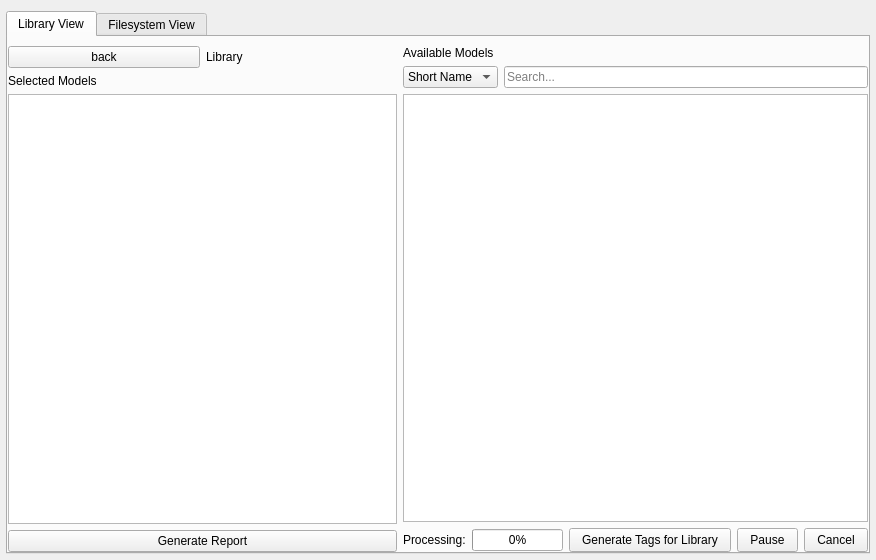
JaesunPk/cadventory, file src/librarywindow.ui: the form before one commit.
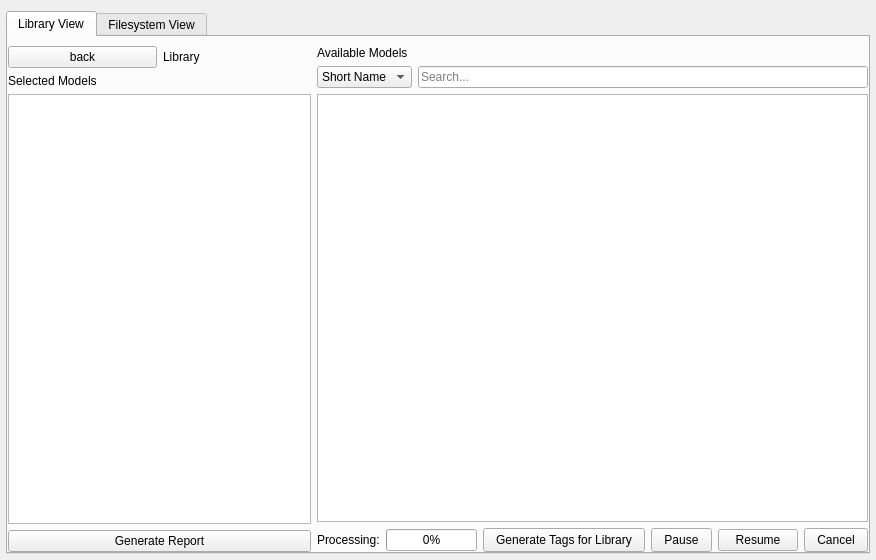
The form after the commit.

Commit message: added resume button that shows when the user presses pause

Patch:
```diff
--- a/src/librarywindow.ui
+++ b/src/librarywindow.ui
@@ -251,6 +251,13 @@
                 </property>
               </widget>
             </item>
+            <item>
+              <widget class="QPushButton" name="resumeButton">
+                <property name="text">
+                  <string>Resume</string>
+                </property>
+              </widget>
+            </item>
             <item>
               <widget class="QPushButton" name="cancelButton">
                 <property name="text">
```
The commit also changes 2 other files.
